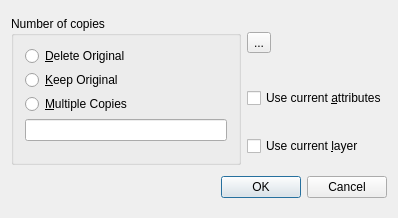
This is librecad/src/ui/forms/qg_dlgmove.ui in LibreCAD/LibreCAD as Qt 5 draws it before an edit. The edited form follows.
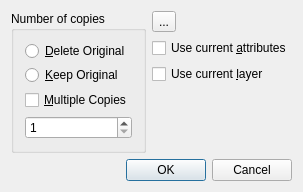
This is the edited form. Icons and pictures are not drawn.

```diff
--- a/librecad/src/ui/forms/qg_dlgmove.ui
+++ b/librecad/src/ui/forms/qg_dlgmove.ui
@@ -6,27 +6,27 @@
    <rect>
     <x>0</x>
     <y>0</y>
-    <width>398</width>
-    <height>218</height>
+    <width>220</width>
+    <height>165</height>
    </rect>
   </property>
   <property name="sizePolicy">
-   <sizepolicy hsizetype="Minimum" vsizetype="Minimum">
+   <sizepolicy hsizetype="Preferred" vsizetype="Preferred">
     <horstretch>0</horstretch>
     <verstretch>0</verstretch>
    </sizepolicy>
   </property>
   <property name="minimumSize">
    <size>
-    <width>300</width>
-    <height>190</height>
+    <width>0</width>
+    <height>0</height>
    </size>
   </property>
   <property name="windowTitle">
    <string>Move/Copy Options</string>
   </property>
   <layout class="QGridLayout">
-   <item row="0" column="0" rowspan="3">
+   <item row="0" column="0" rowspan="4">
     <widget class="QGroupBox" name="bgNumber">
      <property name="title">
       <string>Number of copies</string>
@@ -71,28 +71,19 @@
        </widget>
       </item>
       <item>
-       <widget class="QRadioButton" name="rbMultiCopy">
-        <property name="sizePolicy">
-         <sizepolicy hsizetype="Minimum" vsizetype="Preferred">
-          <horstretch>0</horstretch>
-          <verstretch>0</verstretch>
-         </sizepolicy>
-        </property>
-        <property name="minimumSize">
-         <size>
-          <width>0</width>
-          <height>18</height>
-         </size>
-        </property>
+       <widget class="QCheckBox" name="cbMultipleCopies">
         <property name="text">
          <string>&amp;Multiple Copies</string>
         </property>
        </widget>
       </item>
       <item>
-       <widget class="QLineEdit" name="leNumber">
-        <property name="toolTip">
-         <string>Number of copies. Maximum 100</string>
+       <widget class="QSpinBox" name="sbNumber">
+        <property name="minimum">
+         <number>1</number>
+        </property>
+        <property name="maximum">
+         <number>100</number>
         </property>
        </widget>
       </item>
@@ -107,7 +98,7 @@
         <property name="sizeHint" stdset="0">
          <size>
           <width>20</width>
-          <height>130</height>
+          <height>0</height>
          </size>
         </property>
        </spacer>
@@ -115,6 +106,13 @@
      </layout>
     </widget>
    </item>
+   <item row="4" column="0" colspan="2">
+    <widget class="QDialogButtonBox" name="buttonBox">
+     <property name="standardButtons">
+      <set>QDialogButtonBox::Cancel|QDialogButtonBox::Ok</set>
+     </property>
+    </widget>
+   </item>
    <item row="1" column="1">
     <widget class="QCheckBox" name="cbCurrentAttributes">
      <property name="text">
@@ -146,13 +144,6 @@
      </property>
     </widget>
    </item>
-   <item row="3" column="0" colspan="2">
-    <widget class="QDialogButtonBox" name="buttonBox">
-     <property name="standardButtons">
-      <set>QDialogButtonBox::Cancel|QDialogButtonBox::Ok</set>
-     </property>
-    </widget>
-   </item>
   </layout>
  </widget>
  <layoutdefault spacing="6" margin="11"/>
```
Left out of the diff: 48 changed lines with no effect on the pictures.
